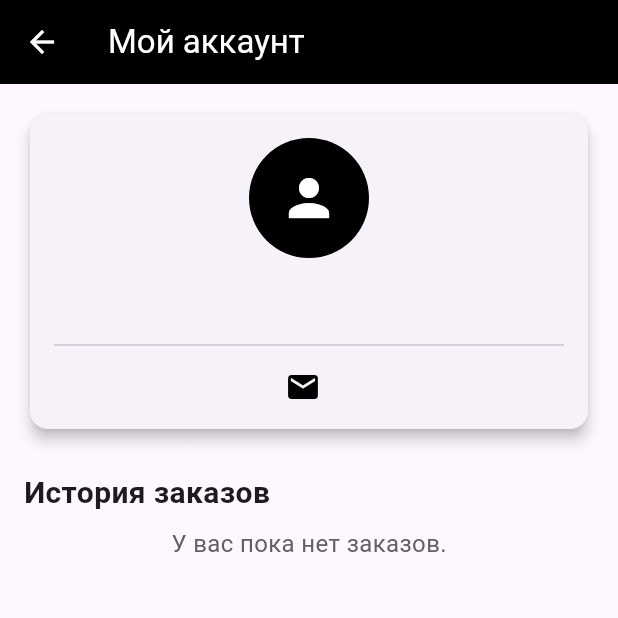
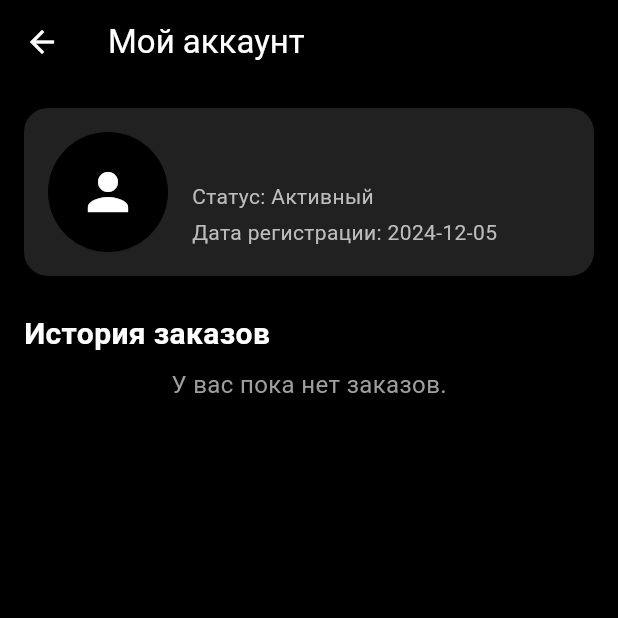
Before and after one commit to gul-farion/flutter-ecommerce, a Flutter app: the AccountPage screen opened by its route, on a phone screen of 412 x 824 dp, the top half of it. Run offline on Flutter 3.47's test engine with Material 3 defaults, Android fonts, the phone set to English and light mode, and no system bars; our stand-ins replace cloud_firestore, firebase_auth, firebase_core; missing offline and left inert: window_size; accounts and stored records are empty; statements that could not run were skipped.

```diff
--- a/lib/pages/account_page.dart
+++ b/lib/pages/account_page.dart
@@ -57,7 +57,10 @@ class _AccountPageState extends State<AccountPage> {
   Widget build(BuildContext context) {
     return Scaffold(
       appBar: AppBar(
-        title: const Text("Мой аккаунт", style: TextStyle(color: Colors.white),),
+        title: const Text(
+          "Мой аккаунт",
+          style: TextStyle(color: Colors.white),
+        ),
         backgroundColor: Colors.black,
         leading: IconButton(
           icon: const Icon(Icons.arrow_back),
@@ -76,7 +79,7 @@ class _AccountPageState extends State<AccountPage> {
                   crossAxisAlignment: CrossAxisAlignment.start,
                   children: [
                     // User Info Section
-                    _buildUserInfoCard(),
+                    _buildUserInfoTile(),
 
                     const SizedBox(height: 24),
 
@@ -86,6 +89,7 @@ class _AccountPageState extends State<AccountPage> {
                       style: TextStyle(
                         fontSize: 20,
                         fontWeight: FontWeight.bold,
+                        color: Colors.white,
                       ),
                     ),
                     const SizedBox(height: 8),
@@ -95,34 +99,30 @@ class _AccountPageState extends State<AccountPage> {
                           "У вас пока нет заказов.",
                           style: TextStyle(
                             fontSize: 16,
-                            color: Colors.grey[700],
+                            color: Colors.grey[500],
                           ),
                         ),
                       )
                     else
-                      ListView.builder(
-                        shrinkWrap: true,
-                        physics: const NeverScrollableScrollPhysics(),
-                        itemCount: orderHistory.length,
-                        itemBuilder: (context, index) {
-                          final order = orderHistory[index];
-                          return _buildOrderCard(order);
-                        },
-                      ),
+                      _buildOrderHistoryTiles(),
                   ],
                 ),
               ),
             ),
+      backgroundColor: Colors.black,
     );
   }
 
-  Widget _buildUserInfoCard() {
-    return Card(
-      elevation: 4,
-      shape: RoundedRectangleBorder(borderRadius: BorderRadius.circular(12)),
-      child: Padding(
-        padding: const EdgeInsets.all(16.0),
+  Widget _buildUserInfoTile() {
+    return Container(
+      decoration: BoxDecoration(
+        color: Colors.grey[900],
+        borderRadius: BorderRadius.circular(16),
+      ),
+      padding: const EdgeInsets.all(16),
       child: Column(
+        children: [
+          Row(
             children: [
               const CircleAvatar(
                 radius: 40,
@@ -133,64 +133,93 @@ class _AccountPageState extends State<AccountPage> {
                   size: 40,
                 ),
               ),
-            const SizedBox(height: 16),
+              const SizedBox(width: 16),
+              Expanded(
+                child: Column(
+                  crossAxisAlignment: CrossAxisAlignment.start,
+                  children: [
                     Text(
                       user?.email ?? "Неизвестный пользователь",
                       style: const TextStyle(
                         fontSize: 18,
                         fontWeight: FontWeight.bold,
+                        color: Colors.white,
                       ),
                     ),
-            const SizedBox(height: 8),
-            const Divider(),
-            const SizedBox(height: 8),
-            Row(
-              mainAxisAlignment: MainAxisAlignment.center,
-              children: [
-                const Icon(Icons.email, color: Colors.black),
-                const SizedBox(width: 8),
+                    const SizedBox(height: 4),
                     Text(
-                  user?.email ?? "-",
-                  style: const TextStyle(fontSize: 16),
+                      "Статус: Активный",
+                      style: TextStyle(
+                        fontSize: 14,
+                        color: Colors.grey[400],
                       ),
+                    ),
+                    const SizedBox(height: 4),
+                    Text(
+                      "Дата регистрации: ${user?.metadata.creationTime?.toLocal().toString().split(' ')[0] ?? '-'}",
+                      style: TextStyle(
+                        fontSize: 14,
+                        color: Colors.grey[400],
+                      ),
+                    ),
+                  ],
+                ),
+              )
             ],
           ),
         ],
       ),
-      ),
     );
   }
 
-  Widget _buildOrderCard(Map<String, dynamic> order) {
-    final items = order['items'] as List<dynamic>;
-    final totalPrice = order['totalPrice'] as num;
-
-    return Card(
-      elevation: 3,
-      shape: RoundedRectangleBorder(borderRadius: BorderRadius.circular(12)),
+  Widget _buildOrderHistoryTiles() {
+    return ListView.builder(
+      shrinkWrap: true,
+      physics: const NeverScrollableScrollPhysics(),
+      itemCount: orderHistory.length,
+      itemBuilder: (context, index) {
+        final order = orderHistory[index];
+        return Container(
           margin: const EdgeInsets.symmetric(vertical: 8.0),
-      child: Padding(
-        padding: const EdgeInsets.all(12.0),
+          padding: const EdgeInsets.all(16),
+          decoration: BoxDecoration(
+            color: Colors.grey[850],
+            borderRadius: BorderRadius.circular(16),
+          ),
           child: Column(
             crossAxisAlignment: CrossAxisAlignment.start,
             children: [
               Text(
-              "Заказ: ${order['createdAt']?.toDate().toLocal()}",
+                "Заказ от: ${order['createdAt']?.toDate().toLocal()}",
                 style: const TextStyle(
                   fontSize: 16,
                   fontWeight: FontWeight.bold,
+                  color: Colors.white,
                 ),
               ),
               const SizedBox(height: 8),
-            ...items.map((item) {
-              return Text(
-                "- ${item['name']} x ${item['quantity']}",
-                style: const TextStyle(fontSize: 14),
+              Column(
+                children: (order['items'] as List<dynamic>).map((item) {
+                  return Row(
+                    mainAxisAlignment: MainAxisAlignment.spaceBetween,
+                    children: [
+                      Text(
+                        "${item['name']} x${item['quantity']}",
+                        style: const TextStyle(color: Colors.white),
+                      ),
+                      Text(
+                        "${item['price']} ₸",
+                        style: const TextStyle(
+                          color: Colors.grey,
+                        ),
+                      ),
+                    ],
                   );
-            }),
+                }).toList(),
+              ),
               const SizedBox(height: 8),
               Text(
-              "Общая сумма: ${totalPrice.toStringAsFixed(2)} ₸",
+                "Общая сумма: ${order['totalPrice'].toStringAsFixed(2)} ₸",
                 style: const TextStyle(
                   fontSize: 16,
                   fontWeight: FontWeight.bold,
@@ -199,7 +228,8 @@ class _AccountPageState extends State<AccountPage> {
               ),
             ],
           ),
-      ),
+        );
+      },
     );
   }
 }
--- a/lib/pages/cart_page.dart
+++ b/lib/pages/cart_page.dart
@@ -100,8 +100,8 @@ class CartPage extends StatelessWidget {
   textAlign: TextAlign.center,
   keyboardType: TextInputType.number,
   inputFormatters: [
-    FilteringTextInputFormatter.digitsOnly, // Разрешить только цифры
-    FilteringTextInputFormatter.allow(RegExp(r'^([1-9]|1[0-5])$')), // Ограничение до 15
+    FilteringTextInputFormatter.digitsOnly,
+    FilteringTextInputFormatter.allow(RegExp(r'^([1-9]|1[0-5])$')),
   ],
   decoration: const InputDecoration(
     border: OutlineInputBorder(),
```
Lines whose indentation alone changed are shown as unchanged.
